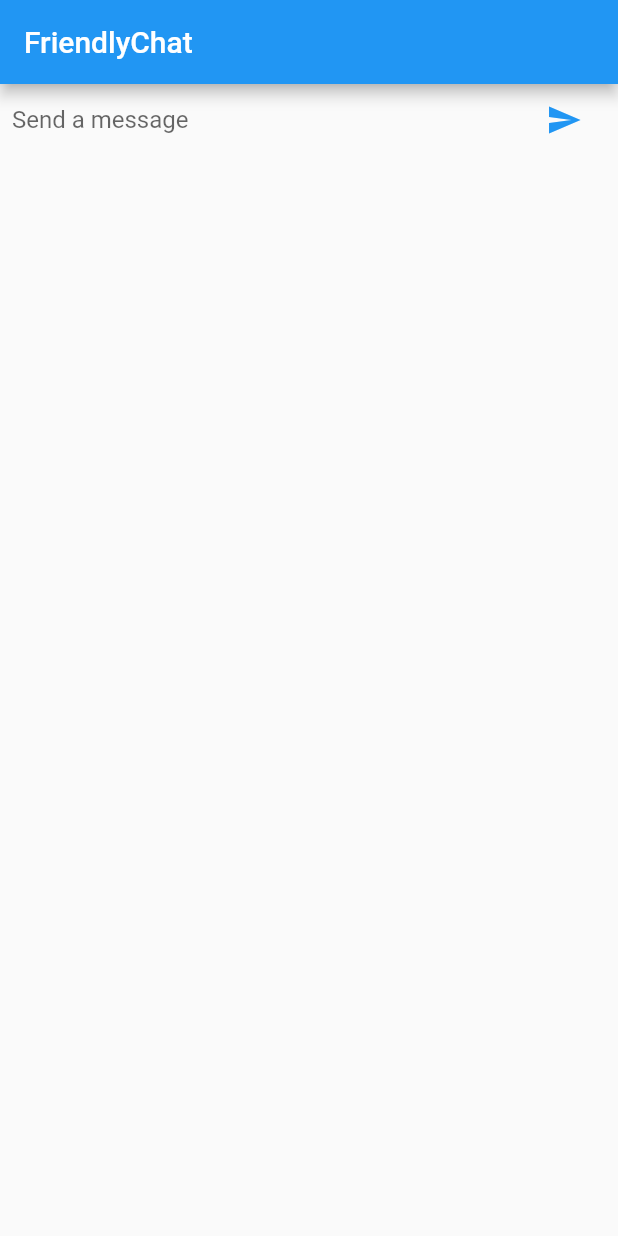
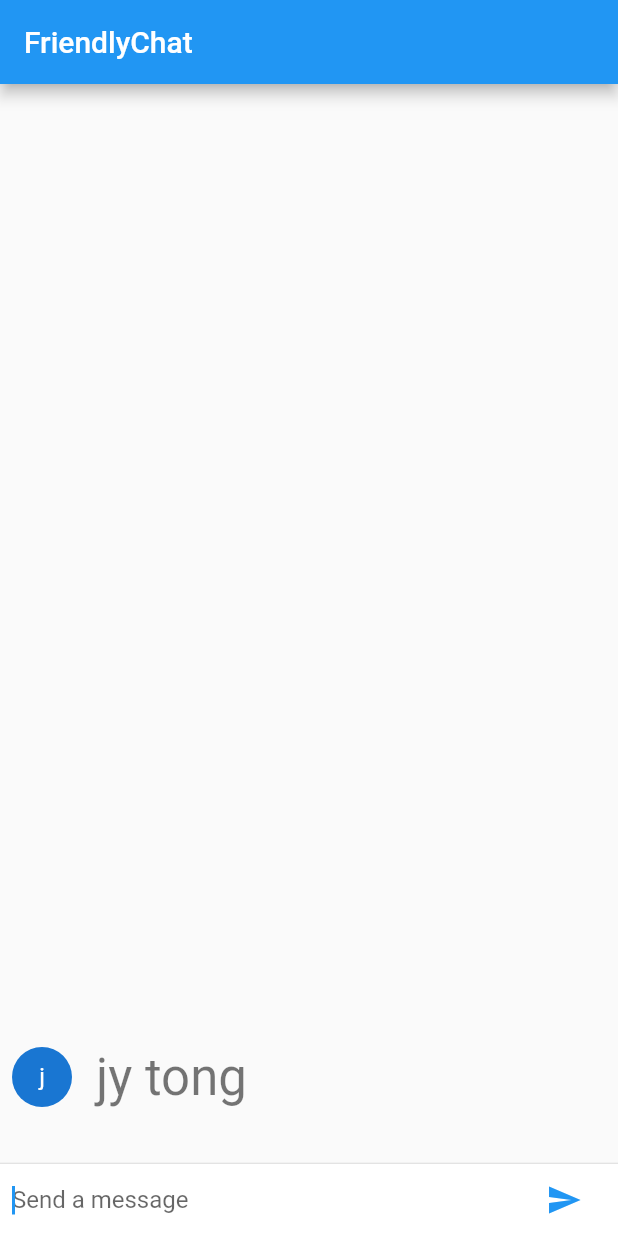
Before and after one commit to jyungtong/learning, a Flutter app: the screen it shows after launch, after a tap on the "send" icon, on a phone screen of 412 x 824 dp. Run offline on Flutter 3.47's test engine with Material 2 defaults, Android fonts, the phone set to English and light mode, and no system bars.

Commit message:
show chat messages

```diff
--- a/flutter/friendly_chat/lib/main.dart
+++ b/flutter/friendly_chat/lib/main.dart
@@ -60,10 +60,22 @@ class ChatScreen extends StatefulWidget {
 }
 
 class _ChatScreenState extends State<ChatScreen> {
+  final List<ChatMessage> _messages = [];
   final _textController = TextEditingController();
+  final FocusNode _focusNode = FocusNode();
 
   void _handleSubmitted(String text) {
     _textController.clear();
+
+    ChatMessage message = ChatMessage(
+      text: text,
+    );
+
+    setState(() {
+      _messages.insert(0, message);
+    });
+
+    _focusNode.requestFocus();
   }
 
   Widget _buildTextComposer() {
@@ -79,6 +91,7 @@ class _ChatScreenState extends State<ChatScreen> {
                 onSubmitted: _handleSubmitted,
                 decoration:
                     InputDecoration.collapsed(hintText: 'Send a message'),
+                focusNode: _focusNode,
               ),
             ),
             Container(
@@ -100,7 +113,25 @@ class _ChatScreenState extends State<ChatScreen> {
       appBar: AppBar(
         title: Text('FriendlyChat'),
       ),
-      body: _buildTextComposer(),
+      body: Column(
+        children: [
+          Flexible(
+            child: ListView.builder(
+              padding: EdgeInsets.all(8.0),
+              reverse: true,
+              itemBuilder: (_, int index) => _messages[index],
+              itemCount: _messages.length,
+            ),
+          ),
+          Divider(
+            height: 1.0,
+          ),
+          Container(
+            decoration: BoxDecoration(color: Theme.of(context).cardColor),
+            child: _buildTextComposer(),
+          )
+        ],
+      ),
     );
   }
 }
```
Also changed, not shown: 1 other file.
